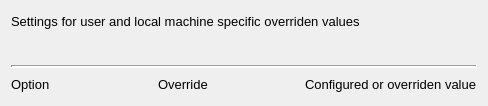
Old version of the form qtgui/exe/res/ui/DmsConfigOptionsWindow.ui in the repository ObjectVision/GeoDMS.
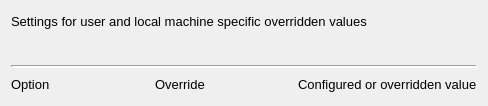
New version of the form.

Commit message:
Add session-local config overrides for DmsConfigOptionsWindow #796
- Added session-local override cache in Environment.cpp that is checked before registry lookup in GetGeoDmsRegKey

- Added SetSessionLocalOverride, ClearSessionLocalOverride, HasSessionLocalOverride, GetSessionLocalOverride functions

- Extended DmsConfigOptionsWindow with Session checkbox column to store overrides only for current session

- Session-local overrides affect GetRegConfigSetting but are not persisted to registry

```diff
--- a/qtgui/exe/res/ui/DmsConfigOptionsWindow.ui
+++ b/qtgui/exe/res/ui/DmsConfigOptionsWindow.ui
@@ -36,7 +36,7 @@
         </font>
        </property>
        <property name="text">
-        <string>Configured or overriden value</string>
+        <string>Configured or overridden value</string>
        </property>
       </widget>
      </item>
@@ -89,7 +89,7 @@
         </font>
        </property>
        <property name="text">
-        <string>Settings for user and local machine specific overriden values</string>
+        <string>Settings for user and local machine specific overridden values</string>
        </property>
       </widget>
      </item>
```
Left out of the diff: 2 changed lines with no effect on the pictures. The commit also changes 4 other files.
